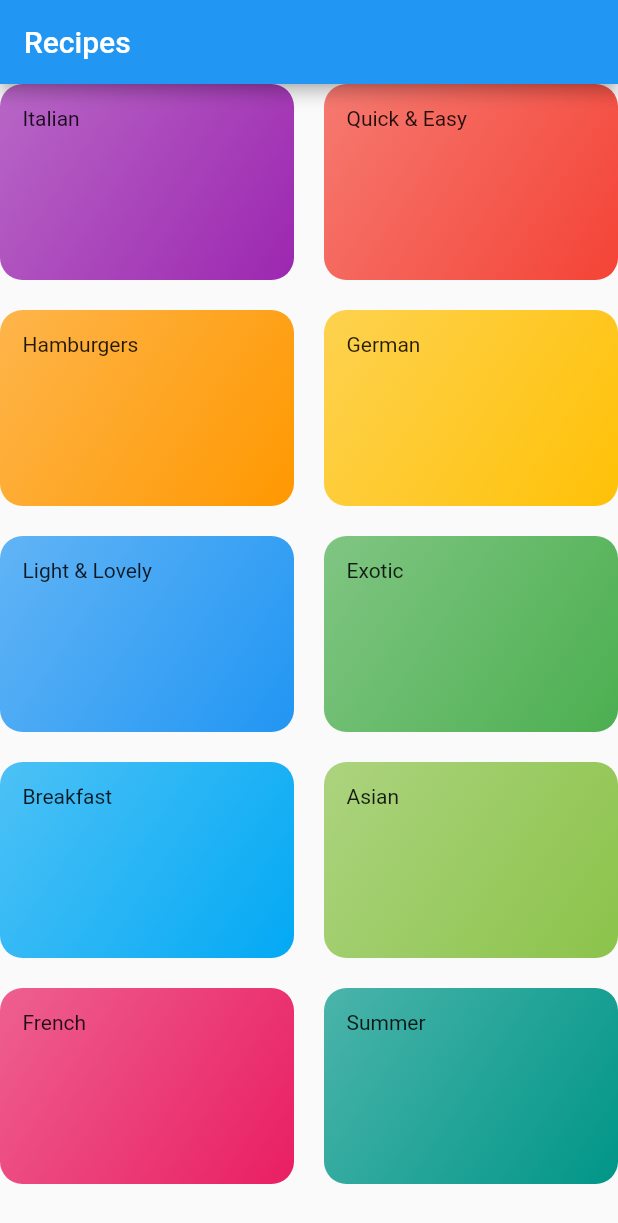
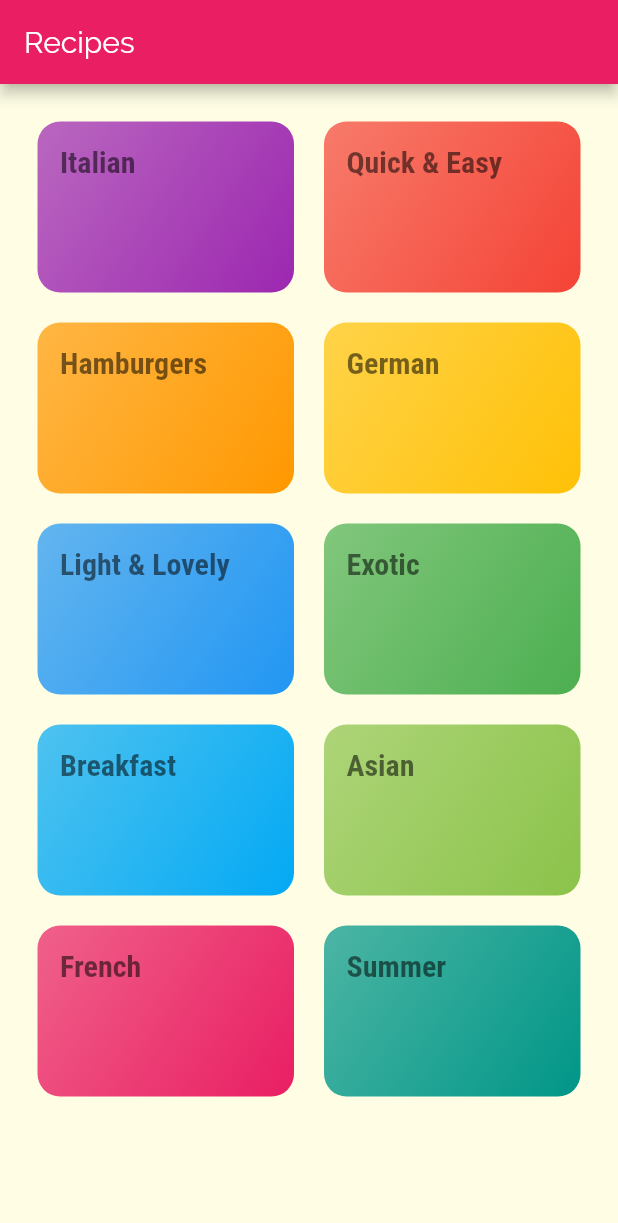
Before and after one commit to flaviodsilverio/flutter-recipes, a Flutter app: the screen it shows after launch, on a phone screen of 412 x 824 dp. Shown: the top 1223 px of the screen. Run offline on Flutter 3.47's test engine with Material 2 defaults, Android fonts, the phone set to English and light mode, and no system bars.

Commit message:
Adds fonts and styles the categories (#2)
Co-authored-by: Flavio Silverio <>

```diff
--- a/lib/categories.dart
+++ b/lib/categories.dart
@@ -11,6 +11,7 @@ class CategoriesScreen extends StatelessWidget {
         title: const Text("Recipes"),
         ),
       body: GridView(
+      padding: const EdgeInsets.all(25),
       children: DUMMY_CATEGORIES.map( (element) =>
         CategoryItem(element)
       ).toList(),
--- a/lib/category_item.dart
+++ b/lib/category_item.dart
@@ -10,7 +10,7 @@ class CategoryItem extends StatelessWidget {
   Widget build(BuildContext context) {
     return Container(
       padding: const EdgeInsets.all(15),
-      child: Text(category.title),
+      child: Text(category.title, style: Theme.of(context).textTheme.headline4,),
       decoration: BoxDecoration(
         gradient: LinearGradient(
           colors: [
--- a/lib/main.dart
+++ b/lib/main.dart
@@ -12,7 +12,23 @@ class MyApp extends StatelessWidget {
     return MaterialApp(
       title: 'Meals',
       theme: ThemeData(
-        primarySwatch: Colors.blue,
+        accentColor: Colors.amber,
+        primarySwatch: Colors.pink,
+        canvasColor: Color.fromRGBO(255, 254, 229, 1),
+        fontFamily: 'Raleway',
+        textTheme: ThemeData.light().textTheme.copyWith(
+          bodyText1: TextStyle(
+            color: Color.fromRGBO(20, 51, 51, 1)
+          ),
+          bodyText2: TextStyle(
+            color: Color.fromRGBO(20, 51, 51, 1)
+          ),
+          headline4: TextStyle(
+            fontSize: 20,
+            fontFamily: 'RobotoCondensed',
+            fontWeight: FontWeight.bold
+          )
+        )
       ),
       home: CategoriesScreen(),
     );
```
Also changed, not shown: pubspec.yaml (+18 -12 lines), assets/fonts/Raleway-Black.ttf (added), assets/fonts/Raleway-Bold.ttf (added), assets/fonts/Raleway-Regular.ttf (added), assets/fonts/RobotoCondensed-Bold.ttf (added), assets/fonts/RobotoCondensed-Italic.ttf (added), assets/fonts/RobotoCondensed-Light.ttf (added), assets/fonts/RobotoCondensed-Regular.ttf (added), 13 other files.
